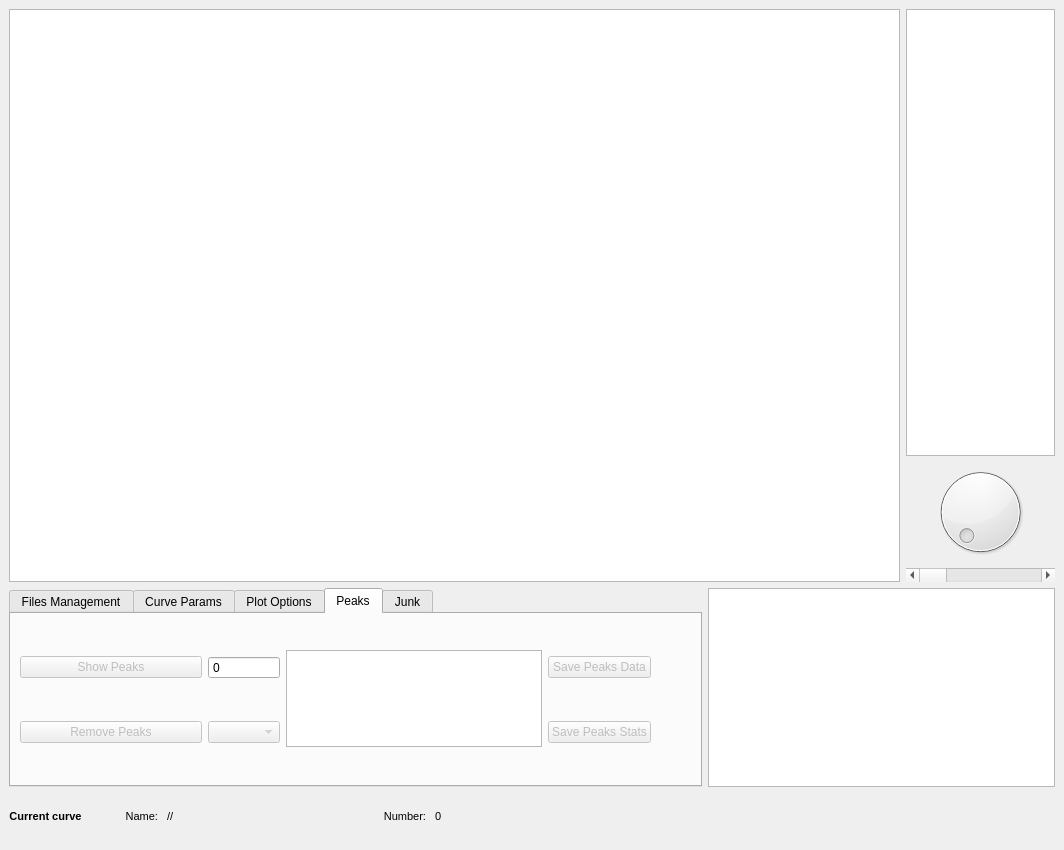
Old version of the form qt/SiMPlE_main.ui in the repository lando1784/SiMPlE.
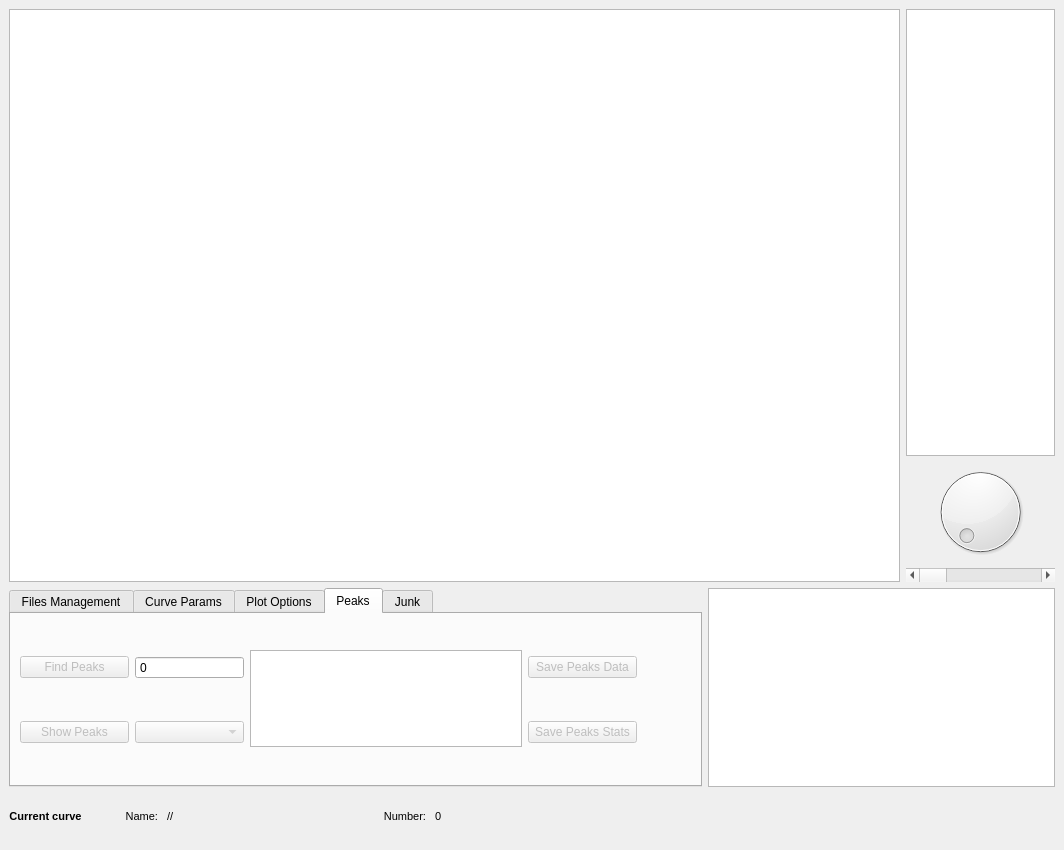
New version of the form. The open tabs and pages were chosen to show the change. Custom widgets are drawn as their Qt base class.

Commit message: e 022 - Curves with no peaks removal added. Added also the possibility to hide the peaks scatter plot and the log text box tells you how many curves you deleted after a certain operation.

The edit to the form file:
```diff
--- a/qt/SiMPlE_main.ui
+++ b/qt/SiMPlE_main.ui
@@ -635,7 +635,44 @@
          <attribute name="title">
           <string>Peaks</string>
          </attribute>
-         <layout class="QGridLayout" name="gridLayout_3" columnstretch="1,0,0,0,0">
+         <layout class="QGridLayout" name="gridLayout_3" columnstretch="2,2,5,2,1">
+          <item row="0" column="0">
+           <widget class="QPushButton" name="findPeaksBtn">
+            <property name="enabled">
+             <bool>false</bool>
+            </property>
+            <property name="text">
+             <string>Find Peaks</string>
+            </property>
+           </widget>
+          </item>
+          <item row="0" column="1">
+           <widget class="QSpinBox" name="peaksNum">
+            <property name="readOnly">
+             <bool>true</bool>
+            </property>
+            <property name="buttonSymbols">
+             <enum>QAbstractSpinBox::NoButtons</enum>
+            </property>
+           </widget>
+          </item>
+          <item row="0" column="2" rowspan="2">
+           <widget class="QTextEdit" name="peakDataTxt">
+            <property name="readOnly">
+             <bool>true</bool>
+            </property>
+           </widget>
+          </item>
+          <item row="0" column="3">
+           <widget class="QPushButton" name="savePeaksBtn">
+            <property name="enabled">
+             <bool>false</bool>
+            </property>
+            <property name="text">
+             <string>Save Peaks Data</string>
+            </property>
+           </widget>
+          </item>
           <item row="0" column="4">
            <spacer name="horizontalSpacer_3">
             <property name="orientation">
@@ -649,7 +686,7 @@
             </property>
            </spacer>
           </item>
-          <item row="0" column="0">
+          <item row="1" column="0">
            <widget class="QPushButton" name="showPeakBtn">
             <property name="enabled">
              <bool>false</bool>
@@ -659,16 +696,6 @@
             </property>
            </widget>
           </item>
-          <item row="1" column="0">
-           <widget class="QPushButton" name="removePeakBtn">
-            <property name="enabled">
-             <bool>false</bool>
-            </property>
-            <property name="text">
-             <string>Remove Peaks</string>
-            </property>
-           </widget>
-          </item>
           <item row="1" column="1">
            <widget class="QComboBox" name="peaksCmbBox">
             <property name="enabled">
@@ -676,29 +703,6 @@
             </property>
            </widget>
           </item>
-          <item row="0" column="1">
-           <widget class="QSpinBox" name="peaksNum">
-            <property name="readOnly">
-             <bool>true</bool>
-            </property>
-            <property name="buttonSymbols">
-             <enum>QAbstractSpinBox::NoButtons</enum>
-            </property>
-           </widget>
-          </item>
-          <item row="1" column="4">
-           <spacer name="horizontalSpacer_4">
-            <property name="orientation">
-             <enum>Qt::Horizontal</enum>
-            </property>
-            <property name="sizeHint" stdset="0">
-             <size>
-              <width>40</width>
-              <height>20</height>
-             </size>
-            </property>
-           </spacer>
-          </item>
           <item row="1" column="3">
            <widget class="QPushButton" name="savePeaksStatsBtn">
             <property name="enabled">
@@ -709,22 +713,18 @@
             </property>
            </widget>
           </item>
-          <item row="0" column="3">
-           <widget class="QPushButton" name="savePeaksBtn">
-            <property name="enabled">
-             <bool>false</bool>
+          <item row="1" column="4">
+           <spacer name="horizontalSpacer_4">
+            <property name="orientation">
+             <enum>Qt::Horizontal</enum>
             </property>
-            <property name="text">
-             <string>Save Peaks Data</string>
+            <property name="sizeHint" stdset="0">
+             <size>
+              <width>40</width>
+              <height>20</height>
+             </size>
             </property>
-           </widget>
-          </item>
-          <item row="0" column="2" rowspan="2">
-           <widget class="QTextEdit" name="peakDataTxt">
-            <property name="readOnly">
-             <bool>true</bool>
-            </property>
-           </widget>
+           </spacer>
           </item>
          </layout>
         </widget>
```
Left out of the diff: 2 changed lines with no effect on the pictures. The commit also changes 2 other files.
